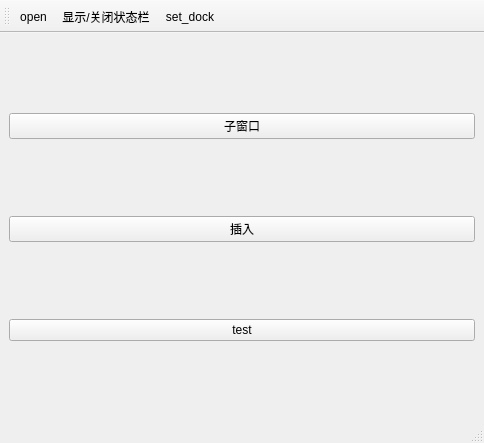
This is mainwindow.ui in upkeke/comiccpp as Qt 5 draws it before an edit. The edited form follows.
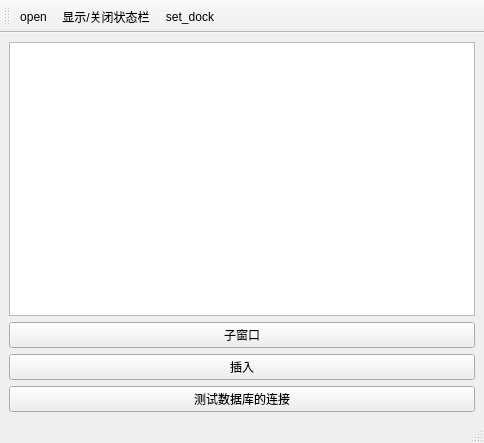
This is the edited form. Icons and pictures are not drawn.

Commit message: 添加title，chapter，page三个类方便管理文件的信息，由数据库管理这些数据

```diff
--- a/mainwindow.ui
+++ b/mainwindow.ui
@@ -15,6 +15,9 @@
   </property>
   <widget class="QWidget" name="centralwidget">
    <layout class="QVBoxLayout" name="verticalLayout">
+    <item>
+     <widget class="QListWidget" name="listWidget"/>
+    </item>
     <item>
      <widget class="QPushButton" name="pushButton">
       <property name="text">
@@ -32,7 +35,7 @@
     <item>
      <widget class="QPushButton" name="pushButton_2">
       <property name="text">
-       <string>test</string>
+       <string>测试数据库的连接</string>
       </property>
      </widget>
     </item>
```
The commit also changes 9 other files.
